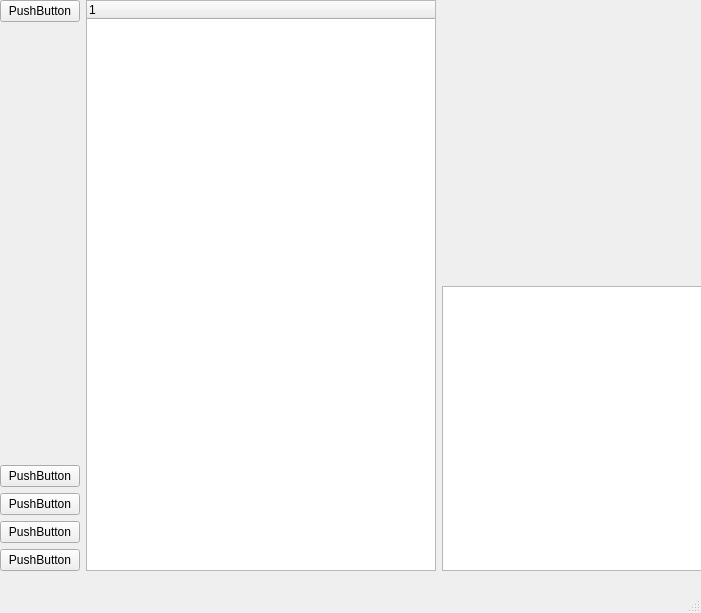
Before: the Qt Designer form window.ui in DioBrandoKun/Second, drawn with Qt 5.
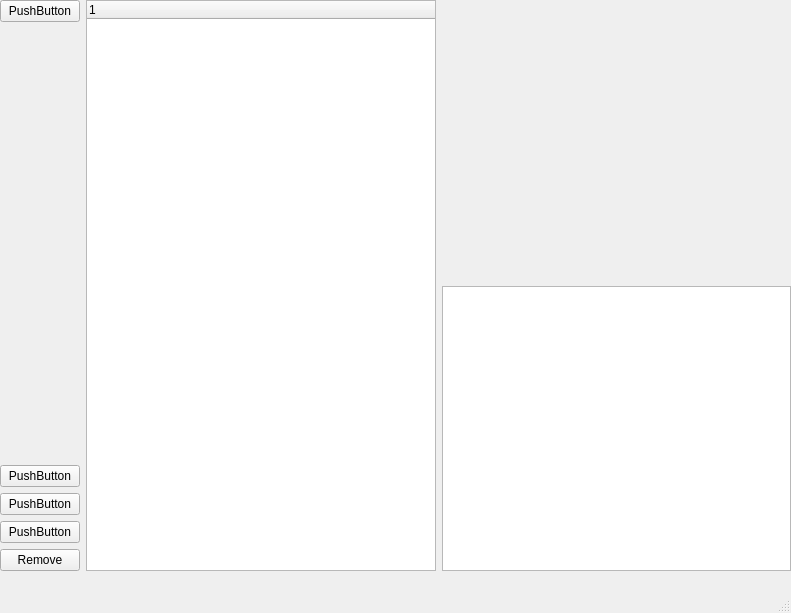
After: the same form once the commit is applied.

What changed in the file:
```diff
--- a/window.ui
+++ b/window.ui
@@ -6,7 +6,7 @@
    <rect>
     <x>0</x>
     <y>0</y>
-    <width>701</width>
+    <width>791</width>
     <height>613</height>
    </rect>
   </property>
@@ -73,7 +73,7 @@
        <item>
         <widget class="QPushButton" name="pushButton_4">
          <property name="text">
-          <string>PushButton</string>
+          <string>Remove</string>
          </property>
         </widget>
        </item>
```
Left out of the diff: 6 changed lines with no effect on the pictures.
